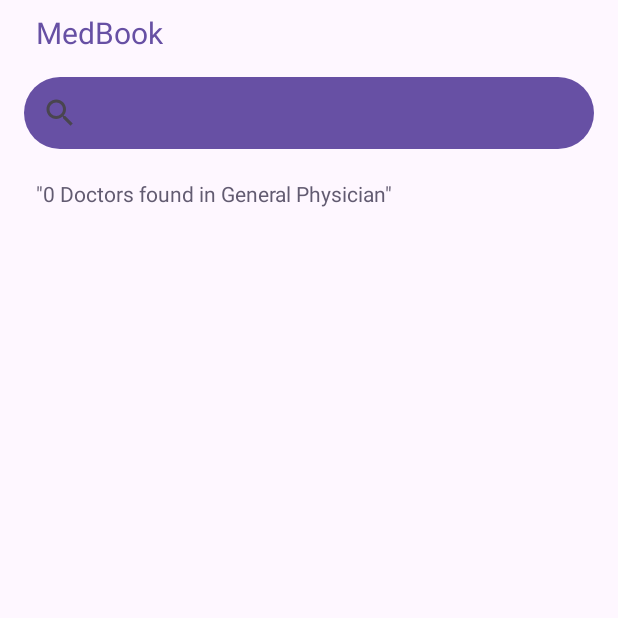
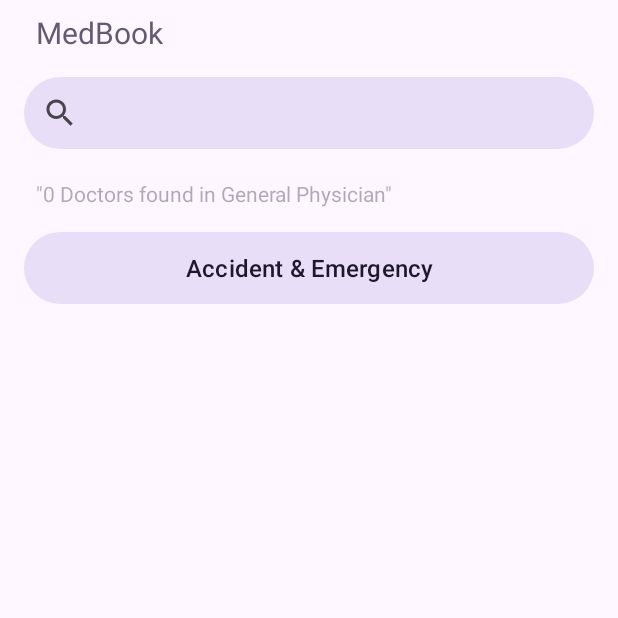
Before and after one commit to zZOKofficial/MedBook, an Android app: the screen it shows after launch (HomeActivity), on a phone screen of 412 x 824 dp, the top half of it. Run offline under Robolectric (Android 15) with nearby library versions, the phone set to English and light mode, and no system bars; Roboto replaces fonts that are not available here; 4 statements that could not run were skipped.

Commit message:
Last Sync: 2025-10-02 08:46 (Desktop)

```diff
--- a/app/build.gradle
+++ b/app/build.gradle
@@ -12,8 +12,8 @@ android {
 		namespace "com.zzok.medbook"
 		minSdkVersion 21
 		targetSdkVersion 34
-		versionCode 13
-		versionName "0.0.2 pre_alpha"
+		versionCode 32
+		versionName "0.0.3 pre_alpha"
 	}
 
 	buildTypes {
--- a/app/src/main/java/com/zzok/medbook/HomeActivity.java
+++ b/app/src/main/java/com/zzok/medbook/HomeActivity.java
@@ -27,12 +27,15 @@ import com.zzok.medbook.databinding.*;
 import java.io.*;
 import java.text.*;
 import java.util.*;
+import java.util.ArrayList;
 import java.util.regex.*;
 import org.json.*;
 
 public class HomeActivity extends AppCompatActivity {
 
 	private HomeBinding binding;
+
+	private ArrayList<String> specialty = new ArrayList<>();
 
 	@Override
 	protected void onCreate(Bundle _savedInstanceState) {
@@ -49,8 +52,9 @@ public class HomeActivity extends AppCompatActivity {
 	private void initializeLogic() {
 		binding.medbookLogo.setTypeface(Typeface.createFromAsset(getAssets(),"fonts/sf_pro_display_bold.ttf"), 0);
 		binding.searchResultSubtitle.setTypeface(Typeface.createFromAsset(getAssets(),"fonts/sf_pro_display_regular.ttf"), 0);
-		binding.searchDocs.setBackground(new GradientDrawable() { public GradientDrawable getIns(int a, int b, int c, int d) { this.setCornerRadius(a); this.setStroke(b, c); this.setColor(d); return this; } }.getIns((int)50, (int)0, Color.TRANSPARENT, SketchwareUtil.getMaterialColor(HomeActivity.this, R.attr.colorPrimary)));
-
+		binding.searchDocs.setBackground(new GradientDrawable() { public GradientDrawable getIns(int a, int b, int c, int d) { this.setCornerRadius(a); this.setStroke(b, c); this.setColor(d); return this; } }.getIns((int)50, (int)0, Color.TRANSPARENT, SketchwareUtil.getMaterialColor(HomeActivity.this, R.attr.colorSecondaryContainer)));
+		binding.accidentAndEmegerency.setTypeface(Typeface.createFromAsset(getAssets(),"fonts/sf_pro_display_regular.ttf"), 1);
+		binding.accidentAndEmegerency.setBackground(new GradientDrawable() { public GradientDrawable getIns(int a, int b, int c, int d) { this.setCornerRadius(a); this.setStroke(b, c); this.setColor(d); return this; } }.getIns((int)50, (int)0, Color.TRANSPARENT, SketchwareUtil.getMaterialColor(HomeActivity.this, R.attr.colorSecondaryContainer)));
 	}
 
 }
--- a/app/src/main/res/layout/home.xml
+++ b/app/src/main/res/layout/home.xml
@@ -21,12 +21,12 @@
 			android:padding="8dp"
 			android:text="@string/app_name"
 			android:textSize="20sp"
-			android:textColor="?colorPrimary" />
+			android:textColor="#625B71" />
 		<SearchView
 			android:id="@+id/search_docs"
 			android:layout_width="match_parent"
 			android:layout_height="wrap_content"
-			android:background="?colorPrimary" />
+			android:background="#625B71" />
 		<TextView
 			android:id="@+id/search_result_subtitle"
 			android:layout_width="wrap_content"
@@ -35,6 +35,30 @@
 			android:padding="8dp"
 			android:text="&quot;0 Doctors found in General Physician&quot;"
 			android:textSize="14sp"
-			android:textColor="?colorSecondary" />
+			android:textColor="#625B71"
+			android:alpha="0.5" />
+		<ScrollView
+			android:id="@+id/vscroll_specialty"
+			android:layout_width="match_parent"
+			android:layout_height="match_parent">
+			<LinearLayout
+				android:id="@+id/linear_specialty"
+				android:layout_width="match_parent"
+				android:layout_height="wrap_content"
+				android:orientation="vertical">
+				<com.google.android.material.button.MaterialButton
+					android:id="@+id/accident_and_emegerency"
+					android:layout_width="match_parent"
+					android:layout_height="wrap_content"
+					android:layout_marginTop="8dp"
+					android:padding="8dp"
+					app:backgroundTint="?colorSecondaryContainer"
+					android:gravity="center_horizontal|center_vertical"
+					android:text="Accident &amp; Emergency"
+					android:textSize="16sp"
+					android:textColor="?colorOnSecondaryContainer"
+					app:cornerRadius="8dp" />
+			</LinearLayout>
+		</ScrollView>
 	</LinearLayout>
 </LinearLayout>
--- a/app/src/main/res/layout/main.xml
+++ b/app/src/main/res/layout/main.xml
@@ -15,17 +15,19 @@
 		android:orientation="vertical">
 		<ImageView
 			android:id="@+id/medbook_icon"
-			android:layout_width="wrap_content"
-			android:layout_height="wrap_content"
+			android:layout_width="180dp"
+			android:layout_height="180dp"
 			android:src="@drawable/medbook_icon"
 			android:scaleType="fitCenter" />
 		<TextView
 			android:id="@+id/medbook_logo"
-			android:layout_width="wrap_content"
+			android:layout_width="200dp"
 			android:layout_height="wrap_content"
 			android:padding="8dp"
+			android:gravity="center_horizontal|center_vertical"
 			android:text="@string/app_name"
-			android:textSize="25sp"
+			android:textSize="40sp"
+			android:textStyle="bold"
 			android:textColor="#3FA3AC" />
 	</LinearLayout>
 </LinearLayout>
```
Also changed, not shown: app/src/main/res/drawable-xhdpi/medbook_icon.png.
